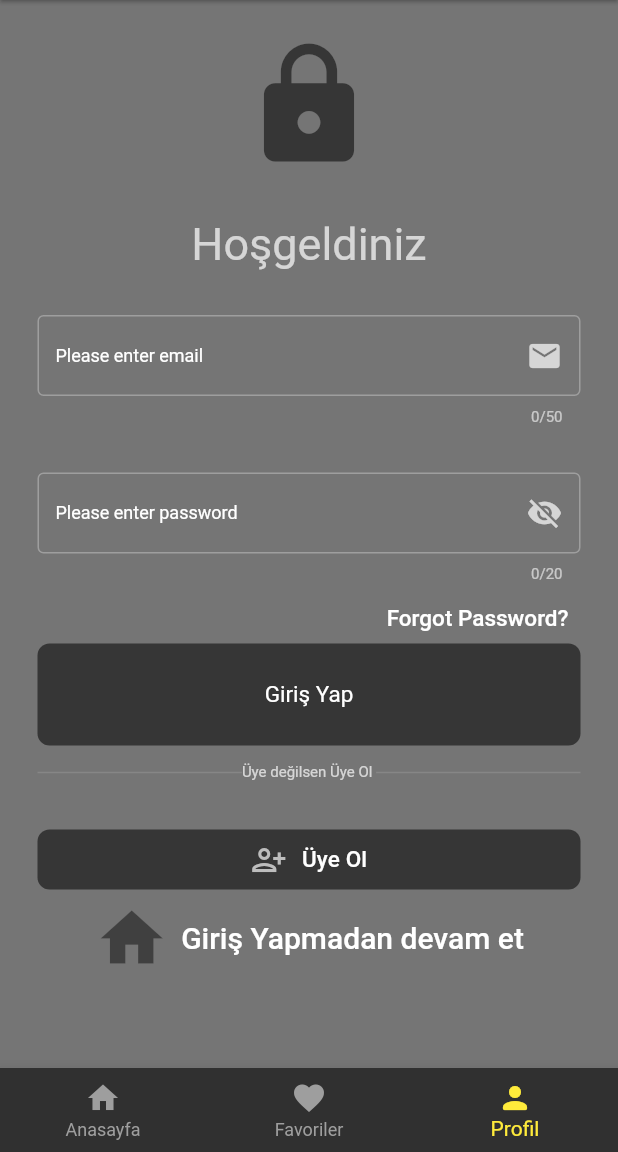
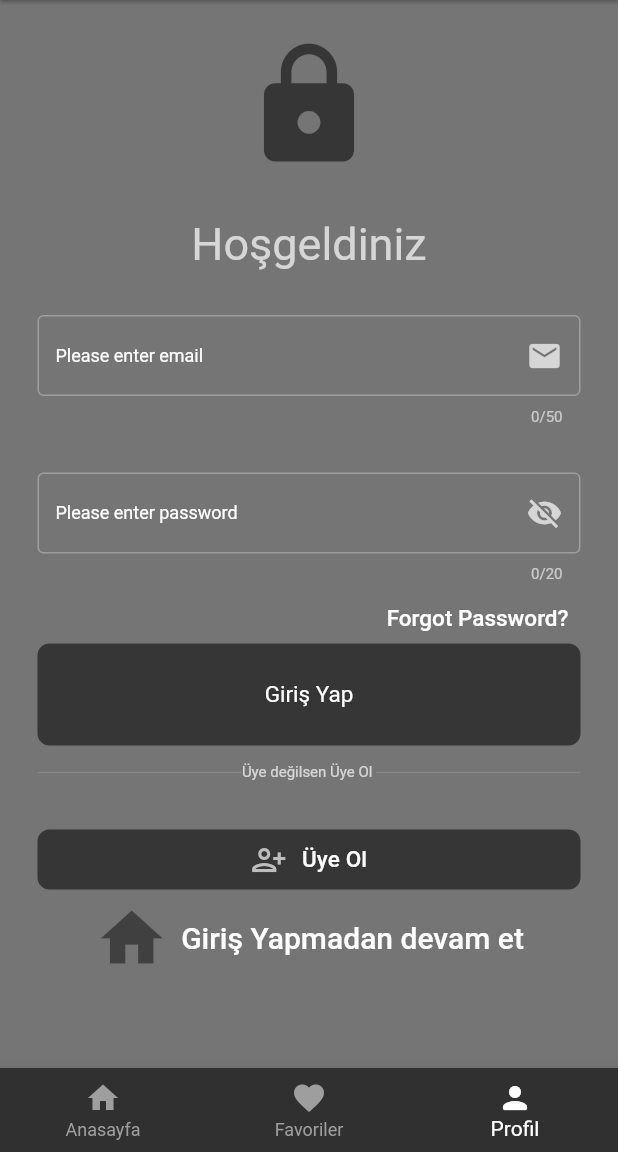
Before and after one commit to mhmmdhankcmz/carpricemobile, a Flutter app: the screen it shows after launch, item 3 of the bottom bar chosen, on a phone screen of 412 x 824 dp, the part 84-1236 px from its top. Run offline on Flutter 3.47's test engine with Material 2 defaults, Android fonts, the phone set to English and light mode, and no system bars; our stand-ins replace cached_network_image, cloud_firestore, firebase_auth, firebase_core, firebase_storage, fluttertoast and 2 more; accounts and stored records are empty; Roboto replaces fonts that are missing (Acme).

Commit message:
önemsiz

```diff
--- a/lib/main.dart
+++ b/lib/main.dart
@@ -32,13 +32,12 @@ class MyApp extends StatelessWidget {
         debugShowCheckedModeBanner: false,
         theme: ThemeData(
             brightness: Brightness.dark,
-            primaryColor: Colors.lightBlue[800],
 
           bottomNavigationBarTheme: const BottomNavigationBarThemeData(
-              selectedItemColor: Colors.yellow,
-              selectedLabelStyle: TextStyle(color: Colors.pink),
+              selectedItemColor: Colors.white,
+
               unselectedItemColor: Colors.grey,
-              unselectedLabelStyle: TextStyle(color: Colors.yellow)
+
           ),
         textTheme: GoogleFonts.acmeTextTheme().copyWith(
               bodySmall: GoogleFonts.acme(fontSize: 10),
--- a/lib/pages/products_page.dart
+++ b/lib/pages/products_page.dart
@@ -105,7 +105,7 @@ class _ProductsPageState extends State<ProductsPage> {
                       onTap: () => setState(() => isSearch = !isSearch),
                       child: const Icon(
                         Icons.search,
-                        color: Colors.orange,
+
                       )),
                 ),
               )
--- a/lib/pages/profile_page.dart
+++ b/lib/pages/profile_page.dart
@@ -36,7 +36,7 @@ class _ProfilPageState extends State<ProfilPage> {
           elevation: 0,
           backgroundColor: Colors.transparent,
           actions: [
-            IconButton(onPressed: (){Navigator.push(context, MaterialPageRoute(builder: (context)=> EditProfile(gelenAdSoyad: "${user?.displayName}", gelenEmail: "${user?.email}", imageUrl: '${user?.photoURL}',)));},icon: const Icon(Icons.edit_location_sharp,color: Colors.orange,)),
+            IconButton(onPressed: (){Navigator.push(context, MaterialPageRoute(builder: (context)=> EditProfile(gelenAdSoyad: "${user?.displayName}", gelenEmail: "${user?.email}", imageUrl: '${user?.photoURL}',)));},icon: const Icon(Icons.edit_location_sharp,)),
           ],
         ),
         body:  Center(
--- a/lib/widgets/my_ınfo.dart
+++ b/lib/widgets/my_ınfo.dart
@@ -42,9 +42,7 @@ class _MyInfoState extends State<MyInfo> {
               },
             );
           }
-          return const RefreshProgressIndicator(
-            color: Colors.orangeAccent,
-          );
+          return const RefreshProgressIndicator();
         });
   }
 }
--- a/lib/widgets/profile_widget.dart
+++ b/lib/widgets/profile_widget.dart
@@ -56,7 +56,7 @@ class _ProfileWidgetState extends State<ProfileWidget> {
           return SimpleDialog(
             title:  Text("Profil Resmi Seç",style: Theme.of(context).textTheme.bodyMedium,),
             backgroundColor: Colors.black54,
-            shadowColor: Colors.yellow,elevation: 50,
+            shadowColor: Colors.white,elevation: 50,
             children: [
               Padding(
                 padding: const EdgeInsets.all(8.0),
```
